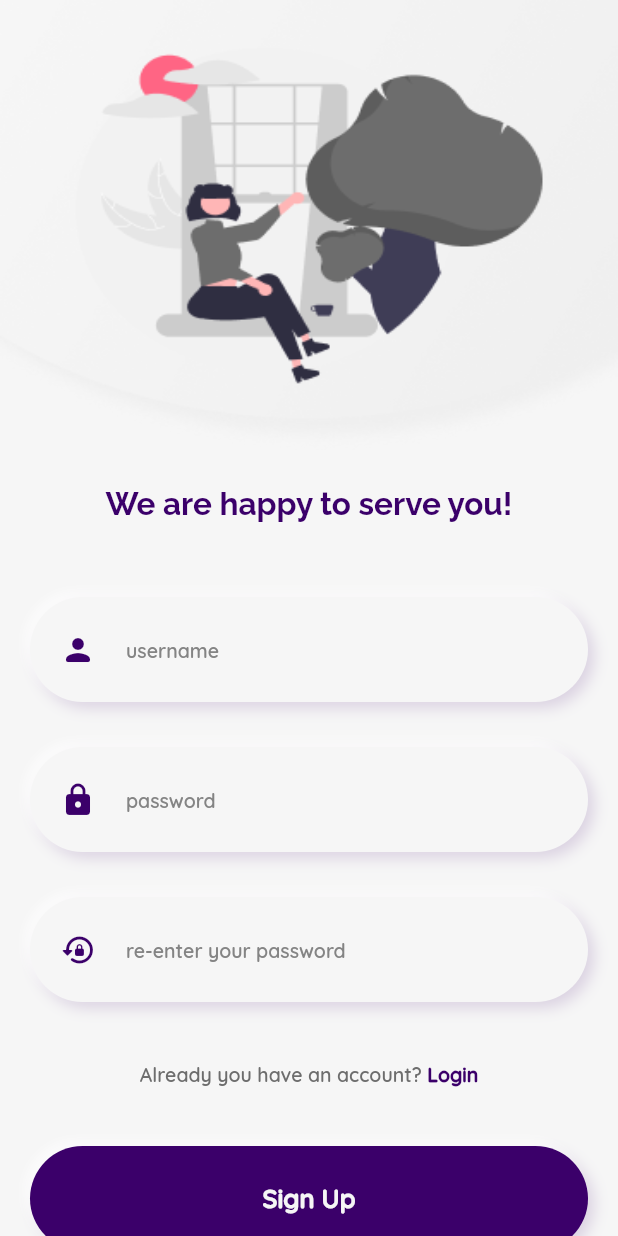
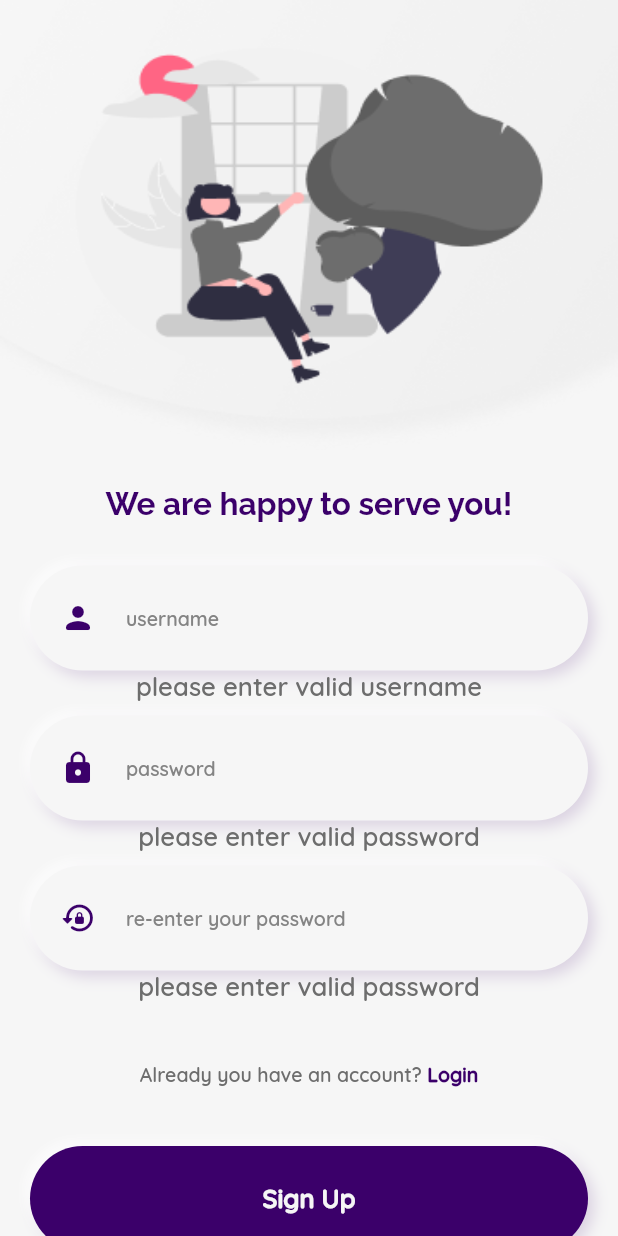
Before and after one commit to poorvasha/cloud-contacts, a Flutter app: the SignUpScreen screen opened by its route, on a phone screen of 412 x 824 dp. Run offline on Flutter 3.47's test engine with Material 2 defaults, Android fonts, the phone set to English and light mode, and no system bars; our stand-ins replace flutter_secure_storage, flutter_speed_dial; accounts and stored records are empty; statements that could not run were skipped.

Commit message:
add new properties in input_field_data and resource files for field validation

```diff
--- a/lib/configs/resources.dart
+++ b/lib/configs/resources.dart
@@ -112,54 +112,54 @@ class AppShaddows {
 // #region Input Datas
 class AppInputDatas {
   static List<InputFieldData> signInputData = [
-    InputFieldData(null, Icons.person_rounded,
+    InputFieldData(
+      iconData: Icons.person_rounded,
       hintText: 'username',
       errMessage: 'please enter valid username',
-        isValid: true,
       myController: TextEditingController(),
       keyboardType: TextInputType.emailAddress,
       textInputType: FilteringTextInputFormatter.singleLineFormatter,
-        onEditingComplete: () {},
-        obscureText: false),
-    InputFieldData(null, Icons.lock_rounded,
+      onTextChange: () {},
+    ),
+    InputFieldData(
+      iconData: Icons.lock_rounded,
       hintText: 'password',
       errMessage: 'please enter valid password',
-        isValid: true,
       myController: TextEditingController(),
       keyboardType: TextInputType.text,
       textInputType: FilteringTextInputFormatter.singleLineFormatter,
-        onEditingComplete: () {},
-        obscureText: false),
-    InputFieldData(null, Icons.lock_reset_rounded,
+      onTextChange: () {},
+    ),
+    InputFieldData(
+      iconData: Icons.lock_reset_rounded,
       hintText: 're-enter your password',
       errMessage: 'please enter valid password',
-        isValid: true,
       myController: TextEditingController(),
       keyboardType: TextInputType.text,
       textInputType: FilteringTextInputFormatter.singleLineFormatter,
-        onEditingComplete: () {},
-        obscureText: false),
+      onTextChange: () {},
+    ),
   ];
 
   static List<InputFieldData> contactEntryInputFieldData = [
-    InputFieldData(null, Icons.sentiment_very_satisfied_rounded,
+    InputFieldData(
+      iconData: Icons.sentiment_very_satisfied_rounded,
       hintText: 'Enter Your Buddy Name',
       errMessage: 'please enter valid name',
-        isValid: true,
       myController: TextEditingController(),
       keyboardType: TextInputType.emailAddress,
       textInputType: FilteringTextInputFormatter.singleLineFormatter,
-        onEditingComplete: () {},
-        obscureText: false),
-    InputFieldData(null, Icons.call_rounded,
+      onTextChange: () {},
+    ),
+    InputFieldData(
+      iconData: Icons.call_rounded,
       hintText: 'Enter Your Buddy Phone Number',
       errMessage: 'please enter valid password',
-        isValid: true,
       myController: TextEditingController(),
       keyboardType: TextInputType.text,
       textInputType: FilteringTextInputFormatter.singleLineFormatter,
-        onEditingComplete: () {},
-        obscureText: false)
+      onTextChange: () {},
+    )
   ];
 }
 // #endregion
--- a/lib/models/input_field_data.dart
+++ b/lib/models/input_field_data.dart
@@ -3,19 +3,28 @@ import 'package:flutter/services.dart';
 
 class InputFieldData {
   String? labelName;
+  IconData? iconData;
   String hintText;
-  IconData? iconData;
   String errMessage;
   bool isValid;
   TextEditingController myController;
   TextInputType keyboardType;
   TextInputFormatter textInputType;
+  Function onTextChange;
+  bool obscureText;
+  bool showErrMessage;
 
-  InputFieldData(this.labelName, this.iconData,
-      {required this.hintText,
-      required this.errMessage,
-      required this.isValid,
-      required this.myController,
-      required this.keyboardType,
-      required this.textInputType});
+  InputFieldData({
+    this.labelName,
+    this.iconData,
+    required this.hintText,
+    required this.errMessage,
+    this.isValid = false,
+    required this.myController,
+    required this.keyboardType,
+    required this.textInputType,
+    required this.onTextChange,
+    this.obscureText = false,
+    this.showErrMessage = false,
+  });
 }
```
Lines whose indentation alone changed are shown as unchanged.
